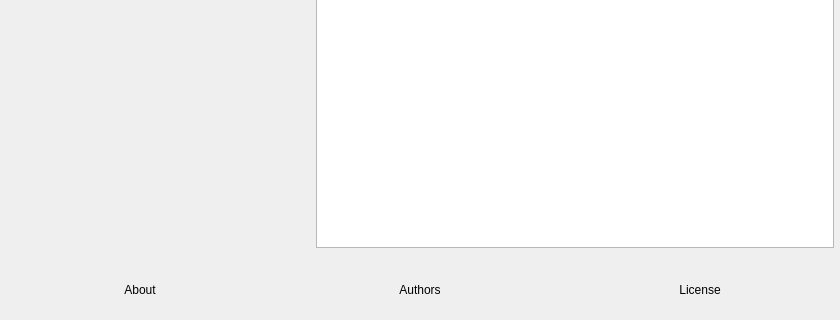
Qt form frontend/forms/OBSAbout.ui (xSTORMYxSHM/Tempest-Broadcast-System) before a commit; both pictures show x 0 to 840 and y 199 to 519 of the 840 by 519 pixel window.
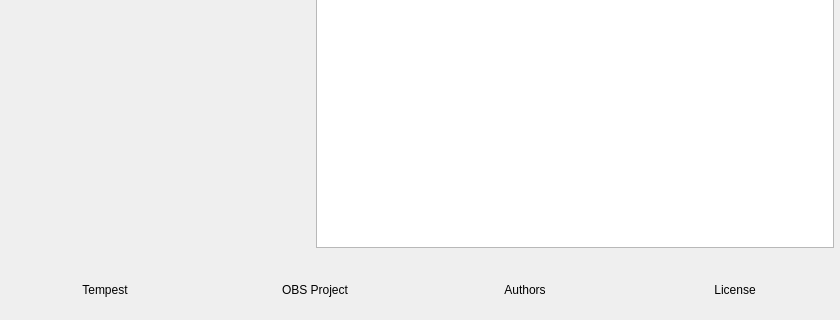
The same form after that commit. Icons and pictures are not drawn. Custom widgets are drawn as their Qt base class.

Commit message: Release Tempest Broadcast System 0.16.0

```diff
--- a/frontend/forms/OBSAbout.ui
+++ b/frontend/forms/OBSAbout.ui
@@ -207,7 +207,17 @@
       <item>
        <widget class="ClickableLabel" name="about">
         <property name="text">
-         <string>About</string>
+         <string>Tempest</string>
+        </property>
+        <property name="alignment">
+         <set>Qt::AlignCenter</set>
+        </property>
+       </widget>
+      </item>
+      <item>
+       <widget class="ClickableLabel" name="obsProject">
+        <property name="text">
+         <string>OBS Project</string>
         </property>
         <property name="alignment">
          <set>Qt::AlignCenter</set>
```
The commit also changes 63 other files.
